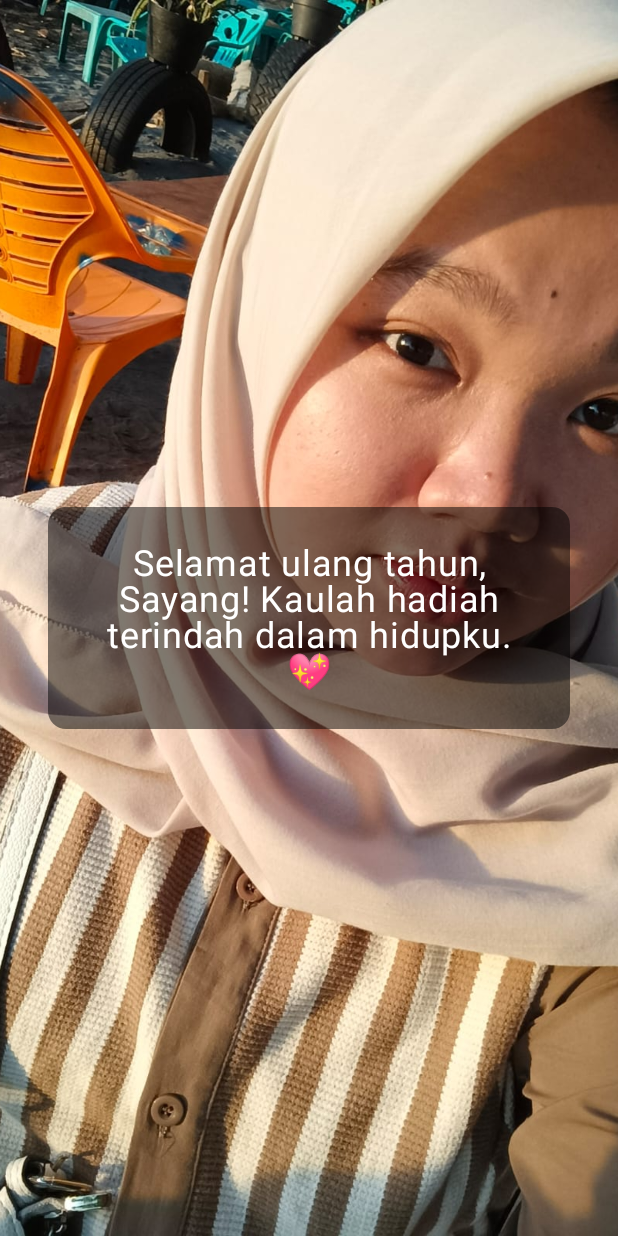
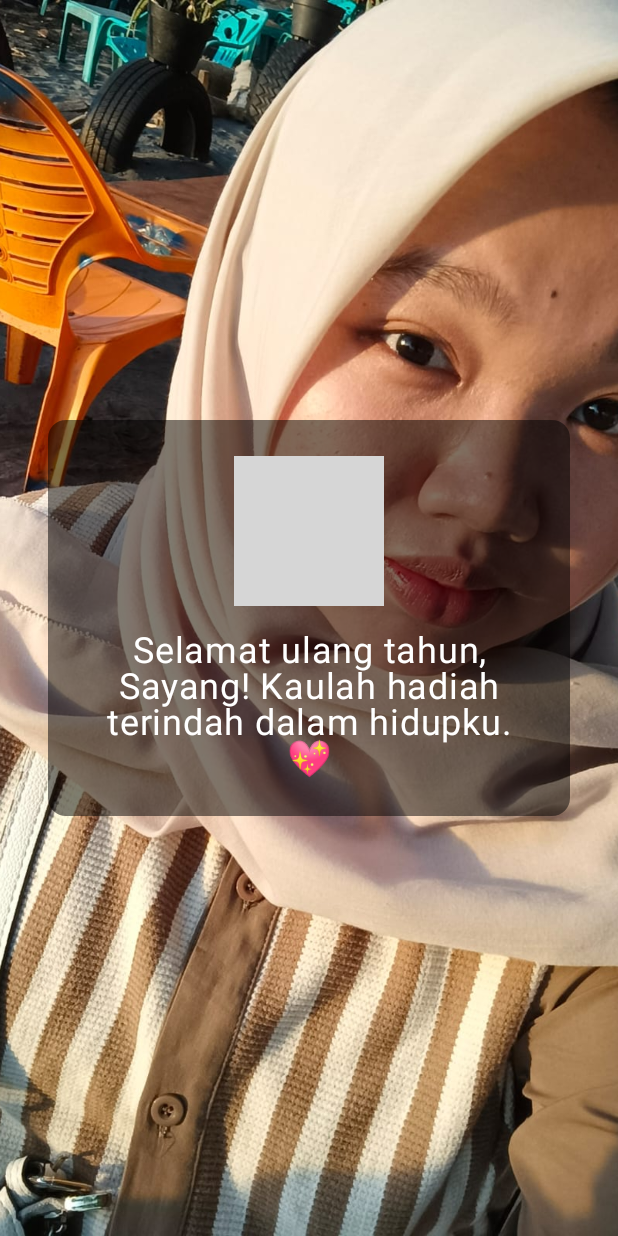
Before and after one commit to MHDHASBI1202/Cindernela, an Android app built with Jetpack Compose: the screen it shows after launch (MainActivity), on a phone screen of 412 x 824 dp. Run offline under Robolectric (Android 15) with nearby library versions, the phone set to English and light mode, and no system bars; libraries missing offline, so code that uses them is left out: coil.decode; 3 statements that could not run were skipped; grey boxes are pictures that could not be loaded.

Commit message:
Little bit of upgrade

```diff
--- a/app/build.gradle.kts
+++ b/app/build.gradle.kts
@@ -50,6 +50,8 @@ dependencies {
     implementation(libs.androidx.compose.ui.graphics)
     implementation(libs.androidx.compose.ui.tooling.preview)
     implementation(libs.androidx.compose.material3)
+    implementation("io.coil-kt:coil-compose:2.7.0")
+    implementation("io.coil-kt:coil-gif:2.7.0")
     testImplementation(libs.junit)
     androidTestImplementation(libs.androidx.junit)
     androidTestImplementation(libs.androidx.espresso.core)
--- a/app/src/main/java/com/example/cindernela/MainActivity.kt
+++ b/app/src/main/java/com/example/cindernela/MainActivity.kt
@@ -1,5 +1,6 @@
 package com.example.cindernela
 
+import android.media.AudioAttributes
 import android.media.MediaPlayer
 import android.os.Bundle
 import androidx.activity.ComponentActivity
@@ -20,6 +21,7 @@ import androidx.compose.ui.Alignment
 import androidx.compose.ui.Modifier
 import androidx.compose.ui.graphics.Color
 import androidx.compose.ui.layout.ContentScale
+import androidx.compose.ui.platform.LocalContext
 import androidx.compose.ui.res.painterResource
 import androidx.compose.ui.text.style.TextAlign
 import androidx.compose.ui.tooling.preview.Preview
@@ -27,7 +29,10 @@ import androidx.compose.ui.unit.dp
 import androidx.compose.ui.unit.sp
 import com.example.cindernela.ui.theme.CindernelaTheme
 import kotlinx.coroutines.delay
-import androidx.compose.ui.platform.LocalResources
+import coil.compose.rememberAsyncImagePainter
+import coil.decode.ImageDecoderDecoder
+import coil.request.ImageRequest
+
 
 class MainActivity : ComponentActivity() {
     private var mediaPlayer: MediaPlayer? = null
@@ -36,18 +41,30 @@ class MainActivity : ComponentActivity() {
         super.onCreate(savedInstanceState)
         enableEdgeToEdge()
 
-        // Inisialisasi dan mulai putar musik
+        // Hentikan dan bebaskan pemutar media sebelumnya
+        mediaPlayer?.stop()
+        mediaPlayer?.release()
+
+        // 1. PERBAIKAN MUSIK: Gunakan AudioAttributes untuk volume yang benar
+        val audioAttributes = AudioAttributes.Builder()
+            .setUsage(AudioAttributes.USAGE_MEDIA) // Tentukan sebagai media/musik
+            .setContentType(AudioAttributes.CONTENT_TYPE_MUSIC)
+            .build()
+
         mediaPlayer = MediaPlayer.create(this, R.raw.hbd)
-        mediaPlayer?.isLooping = true // Putar musik secara looping
+        mediaPlayer?.setAudioAttributes(audioAttributes) // Terapkan atribut audio
+        mediaPlayer?.isLooping = true // Memastikan musik berulang
+
+        // Atur volume ke MAKSIMUM (1.0f)
+        mediaPlayer?.setVolume(1.0f, 1.0f)
+
         mediaPlayer?.start()
 
         setContent {
             CindernelaTheme {
-                Scaffold(modifier = Modifier.fillMaxSize()) { innerPadding ->
                 BirthdayScreen(
-                        modifier = Modifier.padding(innerPadding)
+                    modifier = Modifier.fillMaxSize()
                 )
-                }
             }
         }
     }
@@ -60,7 +77,7 @@ class MainActivity : ComponentActivity() {
     }
 }
 
-// 1. Definisikan daftar gambar dan ucapan
+// Data gambar dan ucapan
 val imageIds = listOf(
     R.drawable.yay1, R.drawable.yay2, R.drawable.yay3, R.drawable.yay4, R.drawable.yay5,
     R.drawable.yay6, R.drawable.yay7, R.drawable.yay8, R.drawable.yay9, R.drawable.yay10,
@@ -76,7 +93,7 @@ val imageIds = listOf(
     R.drawable.yay56, R.drawable.yay57, R.drawable.yay58, R.drawable.yay59, R.drawable.yay60,
     R.drawable.yay61, R.drawable.yay62, R.drawable.yay63, R.drawable.yay64, R.drawable.yay65,
     R.drawable.yay66, R.drawable.yay67, R.drawable.yay68, R.drawable.yay69, R.drawable.yay70,
-    // Ulangi daftar untuk memastikan scroll looping terlihat mulus (70 gambar lagi)
+    // Ulangi daftar untuk scrolling loop yang mulus
     R.drawable.yay1, R.drawable.yay2, R.drawable.yay3, R.drawable.yay4, R.drawable.yay5,
     R.drawable.yay6, R.drawable.yay7, R.drawable.yay8, R.drawable.yay9, R.drawable.yay10,
     R.drawable.yay11, R.drawable.yay12, R.drawable.yay13, R.drawable.yay14, R.drawable.yay15,
@@ -93,49 +110,74 @@ val imageIds = listOf(
     R.drawable.yay66, R.drawable.yay67, R.drawable.yay68, R.drawable.yay69, R.drawable.yay70,
 )
 
-val birthdayMessages = listOf(
-    "Selamat ulang tahun, Sayang! Kaulah hadiah terindah dalam hidupku. 💖",
-    "Semoga harimu dipenuhi tawa dan kebahagiaan. Aku mencintaimu! ✨",
-    "Untuk ratu di hatiku, semoga semua impianmu tercapai. 👑",
-    "Setiap tahun bersamamu adalah sebuah petualangan. Happy Birthday! 😊",
-    "Terima kasih sudah menjadi dirimu. Selamat ulang tahun, cintaku. ❤️"
+val birthdayItems = listOf(
+    Pair("Selamat ulang tahun, Sayang! Kaulah hadiah terindah dalam hidupku. 💖", R.drawable.bd5),
+    Pair("Semoga harimu dipenuhi tawa dan kebahagiaan. Aku mencintaimu! ✨", R.drawable.bd4),
+    Pair("Untuk ratu di hatiku, semoga semua impianmu tercapai. 👑", R.drawable.bd1),
+    Pair("Setiap tahun bersamamu adalah sebuah petualangan. Happy Birthday! 😊", R.drawable.bd2),
+    Pair("Terima kasih sudah menjadi dirimu. Selamat ulang tahun, cintaku. ❤️", R.drawable.bd3)
 )
 
-// 2. Composable untuk layar utama
+// Composable untuk menampilkan GIF menggunakan Coil
+@Composable
+fun GifImage(
+    gifResId: Int,
+    modifier: Modifier = Modifier,
+    contentScale: ContentScale = ContentScale.Fit
+) {
+    val context = LocalContext.current
+    val imageRequest = ImageRequest.Builder(context)
+        .data(gifResId)
+        .decoderFactory(ImageDecoderDecoder.Factory())
+        .build()
+
+    val painter = rememberAsyncImagePainter(imageRequest)
+
+    Image(
+        painter = painter,
+        contentDescription = null,
+        modifier = modifier,
+        contentScale = contentScale
+    )
+}
+
+
+// Composable untuk layar utama
 @Composable
 fun BirthdayScreen(modifier: Modifier = Modifier) {
     // State untuk mengelola index pesan yang sedang ditampilkan
-    var currentMessageIndex by remember { mutableIntStateOf(0) }
-    val message = birthdayMessages[currentMessageIndex]
+    var currentMessageIndex by remember { mutableStateOf(0) }
+    val currentItem = birthdayItems[currentMessageIndex]
+    val message = currentItem.first
+    val gifResId = currentItem.second
 
-    // State dan CoroutineScope untuk auto-scroll
+    // State untuk auto-scroll
     val listState = rememberLazyListState()
-    val totalUniqueImages = imageIds.size / 2 // Jumlah gambar unik (misalnya 70)
+    val totalUniqueImages = imageIds.size / 2
 
     // Logika Auto-Scroll Looping
     LaunchedEffect(Unit) {
-        // 1. Scroll cepat ke posisi awal (di tengah daftar yang digandakan)
-        // Ini memungkinkan scrolling ke bawah dan juga ke atas jika diperlukan
+        // Scroll cepat ke posisi awal (di tengah daftar yang digandakan)
         listState.scrollToItem(totalUniqueImages)
 
-        // 2. Auto-Scroll ke bawah secara perlahan
         while(true) {
+
+            // PERBAIKAN SCROLL: Kita tidak perlu memeriksa isScrollInProgress
+            // karena kita akan menonaktifkan userScrollEnabled.
             val nextIndex = listState.firstVisibleItemIndex + 1
 
-            // Cek apakah sudah mendekati akhir dari duplikasi pertama (misalnya 5 item terakhir)
-            // Jika sudah, "teleport" kembali ke bagian tengah list untuk looping tanpa terlihat berkedip
             if (listState.firstVisibleItemIndex >= imageIds.size - 5) {
+                // Teleport kembali ke tengah list
                 listState.scrollToItem(totalUniqueImages)
-                continue // Lanjutkan ke iterasi berikutnya
-            }
-
-            // 3. Animasi scroll ke item berikutnya (lebih lambat)
+            } else {
+                // Animasi scroll ke item berikutnya
                 listState.animateScrollToItem(
                     index = nextIndex,
                     scrollOffset = 0
                 )
+            }
 
-            // 4. Menggunakan delay untuk mengontrol kecepatan scroll (1.5 detik per gambar)
+            // Menggunakan delay 1.5 detik per gambar.
             delay(1500)
         }
     }
@@ -143,31 +185,41 @@ fun BirthdayScreen(modifier: Modifier = Modifier) {
     Box(
         modifier = modifier
             .fillMaxSize()
-            // 3. Tambahkan clickable untuk mengganti teks
+            // Tambahkan clickable untuk mengganti teks
             .clickable {
                 // Ganti pesan ke pesan berikutnya (looping)
-                currentMessageIndex = (currentMessageIndex + 1) % birthdayMessages.size
+                currentMessageIndex = (currentMessageIndex + 1) % birthdayItems.size
             }
     ) {
         // Lapisan 1: Scrolling Gambar
+        // PERBAIKAN SCROLL: Menggunakan userScrollEnabled = false agar tidak bisa disentuh manual
         ImageScrollBackground(listState)
 
-        // Lapisan 2: Overlay Teks (Semi Transparan dan Ganti Teks)
+        // Lapisan 2: Overlay Teks dan GIF (Semi Transparan)
         Box(
             modifier = Modifier
                 .fillMaxSize()
                 .padding(32.dp),
             contentAlignment = Alignment.Center
         ) {
-            Text(
-                text = message,
-                // Latar belakang semi-transparan
+            Column(
                 modifier = Modifier
                     .background(
                         Color.Black.copy(alpha = 0.5f), // Hitam 50% transparan
                         MaterialTheme.shapes.medium
                     )
                     .padding(24.dp),
+                horizontalAlignment = Alignment.CenterHorizontally
+            ) {
+                // Tampilkan GIF
+                GifImage(
+                    gifResId = gifResId,
+                    modifier = Modifier.size(100.dp)
+                )
+                Spacer(modifier = Modifier.height(16.dp))
+                // Tampilkan Teks
+                Text(
+                    text = message,
                     color = Color.White,
                     fontSize = 24.sp,
                     textAlign = TextAlign.Center
@@ -175,14 +227,20 @@ fun BirthdayScreen(modifier: Modifier = Modifier) {
             }
         }
     }
+}
 
 // Composable untuk menampilkan list gambar yang bisa di-scroll
 @Composable
 fun ImageScrollBackground(listState: LazyListState) {
+    val context = LocalContext.current
+    val screenHeightDp = (context.resources.displayMetrics.heightPixels / context.resources.displayMetrics.density).dp
+
     LazyColumn(
         state = listState,
         modifier = Modifier.fillMaxSize(),
-        contentPadding = PaddingValues(0.dp)
+        contentPadding = PaddingValues(0.dp),
+        // **PERBAIKAN SCROLL**: Menonaktifkan scroll pengguna
+        userScrollEnabled = false
     ) {
         items(imageIds.size) { index ->
             Image(
@@ -191,8 +249,7 @@ fun ImageScrollBackground(listState: LazyListState) {
                 contentScale = ContentScale.Crop,
                 modifier = Modifier
                     .fillMaxWidth()
-                    // Memastikan gambar memenuhi tinggi layar agar scrolling terlihat jelas
-                    .height(LocalResources.current.displayMetrics.heightPixels.dp / LocalResources.current.displayMetrics.density)
+                    .height(screenHeightDp) // Pastikan gambar memenuhi tinggi layar
             )
         }
     }
```
Lines whose indentation alone changed are shown as unchanged.
